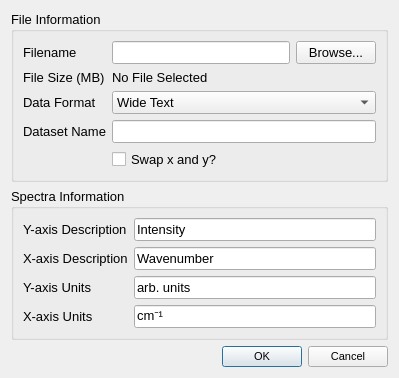
This is loaddataset.ui in VespucciProject/Vespucci as Qt 5 draws it before an edit. The edited form follows.
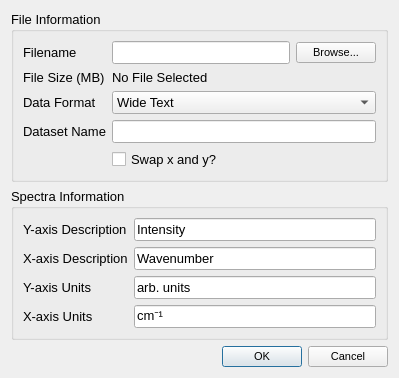
This is the edited form.

Commit message: adjusted font size for browse button in loaddataset.ui. Removed print debugging from metadataset.cpp and metadatasetdialog.cpp

Patch:
```diff
--- a/loaddataset.ui
+++ b/loaddataset.ui
@@ -43,6 +43,11 @@
         </item>
         <item>
          <widget class="QPushButton" name="browseButton">
+          <property name="font">
+           <font>
+            <pointsize>8</pointsize>
+           </font>
+          </property>
           <property name="text">
            <string>Browse...</string>
           </property>
```
The commit also changes 2 other files.
